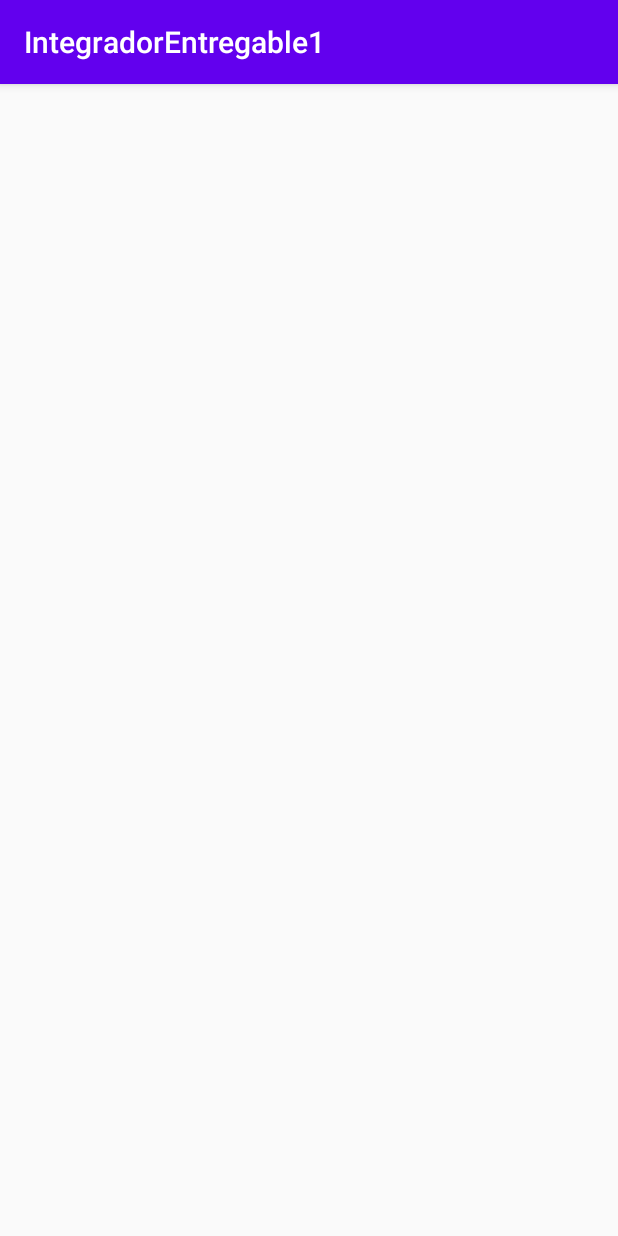
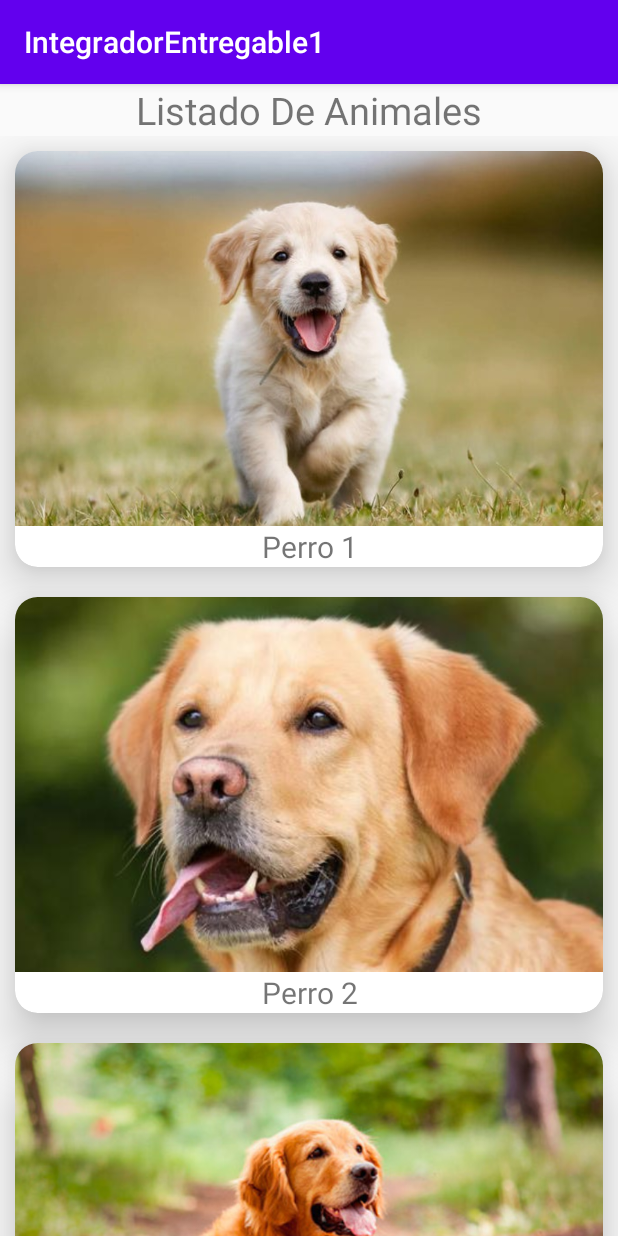
Before and after one commit to juaniunzu/DH-IntegradorEntregable1, an Android app: the screen it shows after launch (MainActivity), on a phone screen of 412 x 824 dp. Run offline under Robolectric (Android 15) with nearby library versions, the phone set to English and light mode, and no system bars.

Commit message:
main activity funcionando

```diff
--- /dev/null
+++ b/app/src/main/java/com/example/integradorentregable1/Animal.java
@@ -0,0 +1,40 @@
+package com.example.integradorentregable1;
+
+//POJO - objeto a representar en la celda
+
+public class Animal {
+
+    private String nombre;
+    private Integer imagen;
+    private String descripcion;
+
+    public Animal(String nombre, Integer imagen, String descripcion) {
+        this.nombre = nombre;
+        this.imagen = imagen;
+        this.descripcion = descripcion;
+    }
+
+    public String getNombre() {
+        return nombre;
+    }
+
+    public void setNombre(String nombre) {
+        this.nombre = nombre;
+    }
+
+    public Integer getImagen() {
+        return imagen;
+    }
+
+    public void setImagen(Integer imagen) {
+        this.imagen = imagen;
+    }
+
+    public String getDescripcion() {
+        return descripcion;
+    }
+
+    public void setDescripcion(String descripcion) {
+        this.descripcion = descripcion;
+    }
+}
--- /dev/null
+++ b/app/src/main/java/com/example/integradorentregable1/AnimalAdapter.java
@@ -0,0 +1,90 @@
+package com.example.integradorentregable1;
+
+import android.view.LayoutInflater;
+import android.view.View;
+import android.view.ViewGroup;
+import android.widget.ImageView;
+import android.widget.TextView;
+
+import androidx.annotation.NonNull;
+import androidx.recyclerview.widget.RecyclerView;
+
+import java.util.List;
+
+// entre boquitas se pone lo que retornara el onCreateViewHolder.
+// tambien hace que el holder del onBindViewHolder sea de tipo AnimalViewHolder,
+// entonces nos evitamos un casteo
+public class AnimalAdapter extends RecyclerView.Adapter<AnimalAdapter.AnimalViewHolder> {
+
+    private List<Animal> listaAnimales;
+    private AnimalAdapterListener animalAdapterListener;
+
+    public AnimalAdapter(List<Animal> listaAnimales, AnimalAdapterListener animalAdapterListener) {
+        this.listaAnimales = listaAnimales;
+        this.animalAdapterListener = animalAdapterListener;
+    }
+
+    @NonNull
+    @Override
+    //devuelve AnimalViewHolder porque se especifico en el extends de la clase
+    public AnimalViewHolder onCreateViewHolder(@NonNull ViewGroup parent, int viewType) {
+
+        LayoutInflater layoutInflater = LayoutInflater.from(parent.getContext());
+        View view = layoutInflater.inflate(R.layout.celda_animal, parent, false);
+
+        return (new AnimalViewHolder(view));
+    }
+
+    @Override
+    //holder es tipo AnimalViewHolder porque se especifico en el extends de la clase
+    public void onBindViewHolder(@NonNull AnimalViewHolder holder, int position) {
+
+        Animal animal = this.listaAnimales.get(position);
+        //el onBind esta detallado abajo, es un metodo de la clase AnimalViewHolder ("modulacion")
+        holder.onBind(animal);
+    }
+
+    @Override
+    public int getItemCount() {
+        return this.listaAnimales.size();
+    }
+
+    //representacion java de la celda
+    protected class AnimalViewHolder extends RecyclerView.ViewHolder{
+
+        private ImageView celdaAnimalImageView;
+        private TextView celdaAnimalTextView;
+
+        public AnimalViewHolder(@NonNull View itemView) {
+            super(itemView);
+
+            celdaAnimalImageView = itemView.findViewById(R.id.celdaAnimalImageView);
+            celdaAnimalTextView = itemView.findViewById(R.id.celdaAnimalTextView);
+
+            itemView.setOnClickListener(new View.OnClickListener() {
+                @Override
+                public void onClick(View v) {
+                    Animal animal = listaAnimales.get(getAdapterPosition());
+                    animalAdapterListener.onClickAnimal(animal);
+
+                }
+            });
+
+        }
+
+        //este metodo se llama arriba en el onBindViewHolder, metodo que le da los datos del objeto a la celda
+        public void onBind(Animal unAnimal){
+
+            celdaAnimalImageView.setImageResource(unAnimal.getImagen());
+            celdaAnimalTextView.setText(unAnimal.getNombre());
+
+        }
+    }
+
+    //creo interfaz escuchadora que debera ser implementada por el fragment que se desee sea escuchador de este adapter
+    public interface AnimalAdapterListener{
+        void onClickAnimal(Animal unAnimal);
+    }
+
+
+}
--- a/app/src/main/java/com/example/integradorentregable1/AnimalFragment.java
+++ b/app/src/main/java/com/example/integradorentregable1/AnimalFragment.java
@@ -1,28 +1,70 @@
 package com.example.integradorentregable1;
 
+import android.content.Context;
 import android.os.Bundle;
 
+import androidx.annotation.NonNull;
 import androidx.fragment.app.Fragment;
+import androidx.recyclerview.widget.LinearLayoutManager;
+import androidx.recyclerview.widget.RecyclerView;
 
 import android.view.LayoutInflater;
 import android.view.View;
 import android.view.ViewGroup;
 
+import java.util.List;
+
 
 /**
  * A simple {@link Fragment} subclass.
  */
-public class AnimalFragment extends Fragment {
+public class AnimalFragment extends Fragment implements AnimalAdapter.AnimalAdapterListener {
+
+    private AnimalFragmentListener animalFragmentListener;
 
     public AnimalFragment() {
         // Required empty public constructor
     }
 
+    @Override
+    //es cuando el fragment conoce al contexto donde se acaba de pegar
+    public void onAttach(@NonNull Context context) {
+        super.onAttach(context);
+        this.animalFragmentListener = (AnimalFragmentListener) context;
+
+    }
 
     @Override
     public View onCreateView(LayoutInflater inflater, ViewGroup container,
                              Bundle savedInstanceState) {
-        // Inflate the layout for this fragment
-        return inflater.inflate(R.layout.fragment_animal, container, false);
+
+
+        View view = inflater.inflate(R.layout.fragment_animal, container, false);
+
+        //se usa como variable local, pero podría ponerse como atributo del fragment
+        RecyclerView fragmentAnimalRecyclerView = view.findViewById(R.id.fragmentAnimalRecyclerView);
+
+        //creo lista que sera parametro en la construccion del adapter
+        List<Animal> listaAnimales = ProveedorDeAnimales.getAnimales();
+        //creo adapter, como parametro listener uso esta misma clase fragment
+        AnimalAdapter animalAdapter = new AnimalAdapter(listaAnimales, this);
+        //creo layout manager, falso para que la lista no se muestre de atras para adelante
+        LinearLayoutManager linearLayoutManager = new LinearLayoutManager(view.getContext(), RecyclerView.VERTICAL, false);
+
+        //seteo adapter y layout manager al recyclerView
+        fragmentAnimalRecyclerView.setAdapter(animalAdapter);
+        fragmentAnimalRecyclerView.setLayoutManager(linearLayoutManager);
+
+        return view;
+    }
+
+    @Override
+    public void onClickAnimal(Animal unAnimal) {
+        this.animalFragmentListener.onClickAnimalDesdeFragment(unAnimal);
+    }
+
+    //creo interfaz escuchadora que debera ser implementada por la activity donde se desee escuchar los eventos del fragment
+    public interface AnimalFragmentListener{
+        void onClickAnimalDesdeFragment(Animal unAnimal);
     }
 }
--- a/app/src/main/java/com/example/integradorentregable1/MainActivity.java
+++ b/app/src/main/java/com/example/integradorentregable1/MainActivity.java
@@ -1,14 +1,37 @@
 package com.example.integradorentregable1;
 
 import androidx.appcompat.app.AppCompatActivity;
+import androidx.fragment.app.Fragment;
+import androidx.fragment.app.FragmentManager;
+import androidx.fragment.app.FragmentTransaction;
 
 import android.os.Bundle;
 
-public class MainActivity extends AppCompatActivity {
+public class MainActivity extends AppCompatActivity implements AnimalFragment.AnimalFragmentListener {
 
     @Override
     protected void onCreate(Bundle savedInstanceState) {
         super.onCreate(savedInstanceState);
         setContentView(R.layout.activity_main);
+
+        //pegar el fragment
+        AnimalFragment animalFragment = new AnimalFragment();
+        pegarFragment(animalFragment);
+
+
+
+
+    }
+
+    @Override
+    public void onClickAnimalDesdeFragment(Animal unAnimal) {
+
+    }
+
+    private void pegarFragment(Fragment unFragment){
+        FragmentManager supportFragmentManager = getSupportFragmentManager();
+        FragmentTransaction fragmentTransaction = supportFragmentManager.beginTransaction();
+        fragmentTransaction.replace(R.id.activityMainFragmentContainer,unFragment);
+        fragmentTransaction.commit();
     }
 }
--- /dev/null
+++ b/app/src/main/java/com/example/integradorentregable1/ProveedorDeAnimales.java
@@ -0,0 +1,35 @@
+package com.example.integradorentregable1;
+
+import java.util.ArrayList;
+import java.util.List;
+
+//se crea esta clase solo para que tenga el metodo de devolver lista de animales. Se pone abstracta porque su funcion
+//solo es tener este metodo, y no nos interesa que se pueda instanciar. Es buena practica porque el momento en el que
+//la lista pueda ser traida de otra fuente, directamente se toca este modulo.
+public abstract class ProveedorDeAnimales {
+
+    //static para que pueda llamarse sin ser instanciada la clase
+    public static List<Animal> getAnimales(){
+        List<Animal> listaADevolver = new ArrayList<>();
+        listaADevolver.add(new Animal("Perro 1", R.drawable.perro1, "Este perro se ve muy piola, ademas es recontra guardian y se porta muy bien, le gusta salir a pasear a la plaza." ));
+        listaADevolver.add(new Animal("Perro 2", R.drawable.perro2, "Este perro se porta muy mal, se lleva mal con los chicos y es peligroso para la comunidad. No le gusta socializar."));
+        listaADevolver.add(new Animal("Perro 3", R.drawable.perro3, "Este perro es un verdadero peligro para la humanidad, solo le gusta atacar humanos, especialmente si son bebes."));
+        listaADevolver.add(new Animal("Perro 4", R.drawable.perro4, "A este perro solo le gusta comer y dormir, no hace otra cosa en todo el dia, es mimoso y tranquilo. Se lleva bien con otras mascotas"));
+        listaADevolver.add(new Animal("Perro 5", R.drawable.perro5, "Este perro es el mas amigable de todos, ama los gatos y los niños, es obediente e inteligente, aprende rapido y es muy limpio."));
+        listaADevolver.add(new Animal("Perro 1", R.drawable.perro1, "Este perro se ve muy piola, ademas es recontra guardian y se porta muy bien, le gusta salir a pasear a la plaza." ));
+        listaADevolver.add(new Animal("Perro 2", R.drawable.perro2, "Este perro se porta muy mal, se lleva mal con los chicos y es peligroso para la comunidad. No le gusta socializar."));
+        listaADevolver.add(new Animal("Perro 3", R.drawable.perro3, "Este perro es un verdadero peligro para la humanidad, solo le gusta atacar humanos, especialmente si son bebes."));
+        listaADevolver.add(new Animal("Perro 4", R.drawable.perro4, "A este perro solo le gusta comer y dormir, no hace otra cosa en todo el dia, es mimoso y tranquilo. Se lleva bien con otras mascotas"));
+        listaADevolver.add(new Animal("Perro 5", R.drawable.perro5, "Este perro es el mas amigable de todos, ama los gatos y los niños, es obediente e inteligente, aprende rapido y es muy limpio."));
+        listaADevolver.add(new Animal("Perro 1", R.drawable.perro1, "Este perro se ve muy piola, ademas es recontra guardian y se porta muy bien, le gusta salir a pasear a la plaza." ));
+        listaADevolver.add(new Animal("Perro 2", R.drawable.perro2, "Este perro se porta muy mal, se lleva mal con los chicos y es peligroso para la comunidad. No le gusta socializar."));
+        listaADevolver.add(new Animal("Perro 3", R.drawable.perro3, "Este perro es un verdadero peligro para la humanidad, solo le gusta atacar humanos, especialmente si son bebes."));
+        listaADevolver.add(new Animal("Perro 4", R.drawable.perro4, "A este perro solo le gusta comer y dormir, no hace otra cosa en todo el dia, es mimoso y tranquilo. Se lleva bien con otras mascotas"));
+        listaADevolver.add(new Animal("Perro 5", R.drawable.perro5, "Este perro es el mas amigable de todos, ama los gatos y los niños, es obediente e inteligente, aprende rapido y es muy limpio."));
+
+        return listaADevolver;
+
+    }
+
+
+}
--- a/app/src/main/res/layout/fragment_detail.xml
+++ b/app/src/main/res/layout/fragment_detail.xml
@@ -12,12 +12,19 @@
         android:layout_height="300dp" />
 
     <TextView
-        android:id="@+id/fragmentDetailTextView"
+        android:id="@+id/fragmentDetailTextViewNombre"
         android:layout_width="match_parent"
         android:layout_height="wrap_content"
         android:gravity="center"
-        android:text="animal detalle"
+        android:text="animal nombre"
         android:textSize="30dp" />
+
+    <TextView
+        android:id="@+id/fragmentDetailTextViewDetalle"
+        android:layout_width="match_parent"
+        android:layout_height="wrap_content"
+        android:gravity="center"
+        android:text="texto detalle del animal" />
 
 
 </LinearLayout>
```
